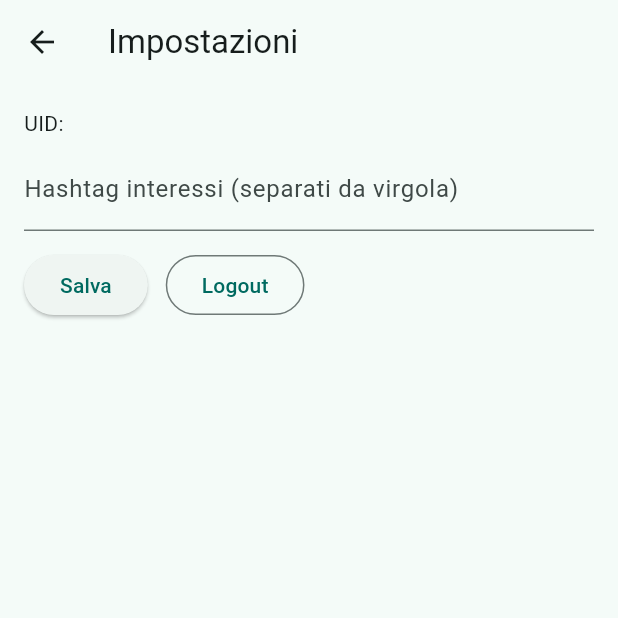
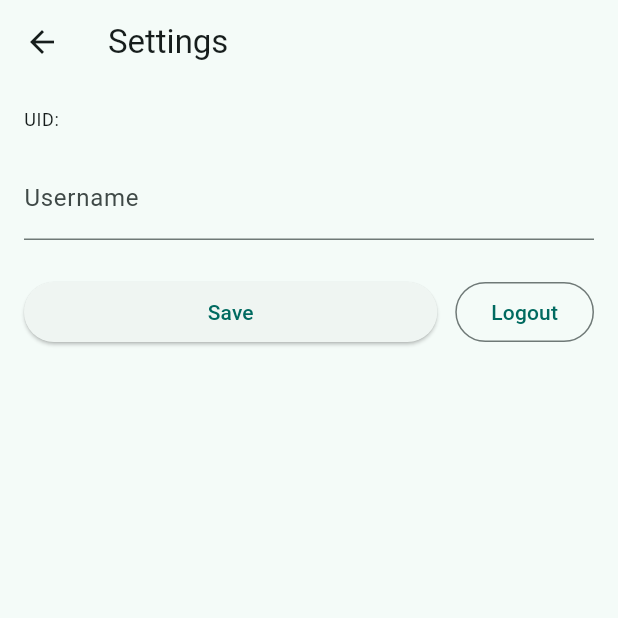
Before and after one commit to jamiejamar/platytribe, a Flutter app: the HomeScreen screen opened by its route, after a tap on the "settings" icon, on a phone screen of 412 x 824 dp, the top half of it. Run offline on Flutter 3.47's test engine with Material 3 defaults, Android fonts, the phone set to English and light mode, and no system bars; our stand-ins replace flutter_dotenv, supabase_flutter; accounts and stored records are empty; network calls fail.

Commit message:
feat(settings): username-only settings; random username on all sign-ups

```diff
--- a/lib/screens/settings_screen.dart
+++ b/lib/screens/settings_screen.dart
@@ -1,5 +1,4 @@
 import 'package:flutter/material.dart';
-import '../services/chat_service.dart';
 import '../services/auth_service.dart';
 
 class SettingsScreen extends StatefulWidget {
@@ -10,60 +9,114 @@ class SettingsScreen extends StatefulWidget {
 
 class _SettingsScreenState extends State<SettingsScreen> {
   final _auth = AuthService();
-  final _chatSvc = ChatService();
-  final _tagsCtrl = TextEditingController();
+  final _usernameCtrl = TextEditingController();
+
+  String? _uid;
+  bool _loading = true;
   bool _saving = false;
+  String? _error;
+
+  @override
+  void initState() {
+    super.initState();
+    _load();
+  }
 
   Future<void> _load() async {
-    final user = _auth.user;
-    if (user == null) return;
-    final tags = await _chatSvc.fetchUserInterests(user.id);
-    _tagsCtrl.text = tags.join(', ');
+    setState(() { _loading = true; _error = null; });
+    try {
+      final u = _auth.user;
+      _uid = u?.id;
+
+      final p = await _auth.getProfile();
+      if (p != null && p['username'] != null) {
+        _usernameCtrl.text = '${p['username']}';
+      }
+    } catch (e) {
+      _error = '$e';
+    } finally {
+      if (mounted) setState(() => _loading = false);
+    }
+  }
+
+  Future<void> _save() async {
+    setState(() { _saving = true; _error = null; });
+    try {
+      final username = _usernameCtrl.text.trim();
+      if (username.isEmpty) throw 'Username cannot be empty.';
+      await _auth.updateUsername(username);
+
+      if (!mounted) return;
+      ScaffoldMessenger.of(context).showSnackBar(
+        const SnackBar(content: Text('Username updated')),
+      );
+      Navigator.pop(context);
+    } catch (e) {
+      setState(() => _error = '$e');
+    } finally {
+      if (mounted) setState(() => _saving = false);
+    }
   }
 
   @override
-  void initState() { super.initState(); _load(); }
-
-  Future<void> _save() async {
-    setState(() => _saving = true);
-    try {
-      final tags = _tagsCtrl.text.split(',').map((e) => e.trim()).where((e) => e.isNotEmpty).toList();
-      await _chatSvc.saveInterests(tags);
-      if (!mounted) return;
-      ScaffoldMessenger.of(context).showSnackBar(const SnackBar(content: Text('Interessi salvati')));
-    } catch (e) {
-      if (!mounted) return;
-      ScaffoldMessenger.of(context).showSnackBar(SnackBar(content: Text('$e')));
-    } finally {
-      setState(() => _saving = false);
-    }
-  }
-
-  Future<void> _logout() async {
-    await _auth.signOut();
-    if (!mounted) return;
-    Navigator.pushNamedAndRemoveUntil(context, '/', (_) => false);
+  void dispose() {
+    _usernameCtrl.dispose();
+    super.dispose();
   }
 
   @override
   Widget build(BuildContext context) {
-    final logged = _auth.user != null;
     return Scaffold(
-      appBar: AppBar(title: const Text('Impostazioni')),
-      body: Padding(
+      appBar: AppBar(title: const Text('Settings')),
+      body: _loading
+          ? const Center(child: CircularProgressIndicator())
+          : Padding(
               padding: const EdgeInsets.all(16),
               child: Column(
                 crossAxisAlignment: CrossAxisAlignment.start,
                 children: [
-            Text('UID: ${_auth.user?.id ?? '-'}'),
-            const SizedBox(height: 6),
-            TextField(controller: _tagsCtrl, decoration: const InputDecoration(labelText: 'Hashtag interessi (separati da virgola)'), enabled: logged),
-            const SizedBox(height: 12),
-            Row(children: [
-              ElevatedButton(onPressed: logged && !_saving ? _save : null, child: const Text('Salva')),
+                  if (_uid != null)
+                    Text('UID: $_uid',
+                        style: Theme.of(context).textTheme.bodySmall),
+
+                  const SizedBox(height: 16),
+                  TextField(
+                    controller: _usernameCtrl,
+                    decoration: const InputDecoration(
+                      labelText: 'Username',
+                      hintText: 'e.g., platy-1a2b',
+                    ),
+                  ),
+
+                  const SizedBox(height: 16),
+                  if (_error != null)
+                    Text(_error!, style: const TextStyle(color: Colors.red)),
+
+                  const SizedBox(height: 8),
+                  Row(
+                    children: [
+                      Expanded(
+                        child: ElevatedButton(
+                          onPressed: _saving ? null : _save,
+                          child: _saving
+                              ? const CircularProgressIndicator()
+                              : const Text('Save'),
+                        ),
+                      ),
                       const SizedBox(width: 12),
-              OutlinedButton(onPressed: _logout, child: const Text('Logout'))
-            ]),
+                      OutlinedButton(
+                        onPressed: _saving
+                            ? null
+                            : () async {
+                                await _auth.signOut();
+                                if (!mounted) return;
+                                Navigator.pushNamedAndRemoveUntil(
+                                    context, '/login', (_) => false);
+                              },
+                        child: const Text('Logout'),
+                      ),
+                    ],
+                  ),
                 ],
               ),
             ),
--- a/lib/services/auth_service.dart
+++ b/lib/services/auth_service.dart
@@ -1,26 +1,22 @@
 import 'dart:math';
 import 'package:supabase_flutter/supabase_flutter.dart';
 import 'package:uuid/uuid.dart';
-import '../env.dart';                   // per Env.siteUrl
-import 'supabase_singleton.dart';      // espone `supa`
+import 'supabase_singleton.dart';
 
 class AuthService {
   Session? get session => supa.auth.currentSession;
   User? get user => supa.auth.currentUser;
 
-  // Sign up + crea/aggiorna profilo base
+  // ---- Email sign-up: assegna sempre uno username random e crea il profilo
   Future<AuthResponse> signUp(String email, String password) async {
     final res = await supa.auth.signUp(email: email, password: password);
-    final uid = supa.auth.currentUser?.id;
-    if (uid != null) {
-      final base = email.split('@').first;
-      await supa.from('profiles').upsert({
-        'id': uid,
-        'username': base,
-        'is_guest': false,
-        'display_name': base,
-      });
+
+    // Alcuni flussi non ritornano sessione subito → facciamo sign-in
+    if (res.session == null) {
+      await supa.auth.signInWithPassword(email: email, password: password);
     }
+
+    await _ensureProfile(); // crea profilo + username random se manca
     return res;
   }
 
@@ -31,12 +27,12 @@ class AuthService {
 
   Stream<AuthState> get onAuthStateChange => supa.auth.onAuthStateChange;
 
-  // Guest sign-in
+  // ---- Guest login: stesso comportamento (username random)
   Future<void> signInGuest() async {
     final id = const Uuid().v4().replaceAll('-', '');
     final email = 'guest-$id@example.com';
     final password = _randPass(24);
-    final username = 'platy-${id.substring(0, 4)}';
+    final username = _randomUsername();
 
     final res = await supa.auth.signUp(
       email: email,
@@ -48,31 +44,58 @@ class AuthService {
       await supa.auth.signInWithPassword(email: email, password: password);
     }
 
-    final uid = supa.auth.currentUser!.id;
     await supa.from('profiles').upsert({
-      'id': uid,
+      'id': supa.auth.currentUser!.id,
       'username': username,
+      'display_name': username,
       'is_guest': true,
-      'display_name': username,
     });
   }
 
-  /// Send password reset email (force redirect to the update screen)
-  Future<void> sendPasswordReset(String email) async {
-    final mail = email.trim();
-    if (mail.isEmpty) {
-      throw 'Please enter your email first.';
+  /// Crea profilo con username random se non esiste
+  Future<void> _ensureProfile() async {
+    final u = user;
+    if (u == null) return;
+
+    final existing = await supa
+        .from('profiles')
+        .select('id, username')
+        .eq('id', u.id)
+        .maybeSingle();
+
+    if (existing == null) {
+      final username = _randomUsername();
+      await supa.from('profiles').insert({
+        'id': u.id,
+        'username': username,
+        'display_name': username,
+        'is_guest': false,
+      });
     }
+  }
 
-    // usa Env.siteUrl se presente, altrimenti stringa fissa
-    final base = (Env.siteUrl ?? '').isNotEmpty
-        ? Env.siteUrl
-        : 'https://platytribe.pages.dev';
+  /// Aggiorna lo username
+  Future<void> updateUsername(String newUsername) async {
+    final u = user;
+    if (u == null) return;
+    await supa.from('profiles').update({'username': newUsername}).eq('id', u.id);
+  }
 
-    await supa.auth.resetPasswordForEmail(
-      mail,
-      redirectTo: '$base#/password_update', // torna direttamente alla schermata di update
-    );
+  /// Legge il profilo corrente (username, ecc.)
+  Future<Map<String, dynamic>?> getProfile() async {
+    final u = user;
+    if (u == null) return null;
+    return await supa
+        .from('profiles')
+        .select('id, username, display_name, is_guest')
+        .eq('id', u.id)
+        .maybeSingle();
+  }
+
+  // ---- utils
+  String _randomUsername() {
+    final id = const Uuid().v4().replaceAll('-', '');
+    return 'platy-${id.substring(0, 4)}';
   }
 
   String _randPass(int len) {
```
Lines whose indentation alone changed are shown as unchanged.
